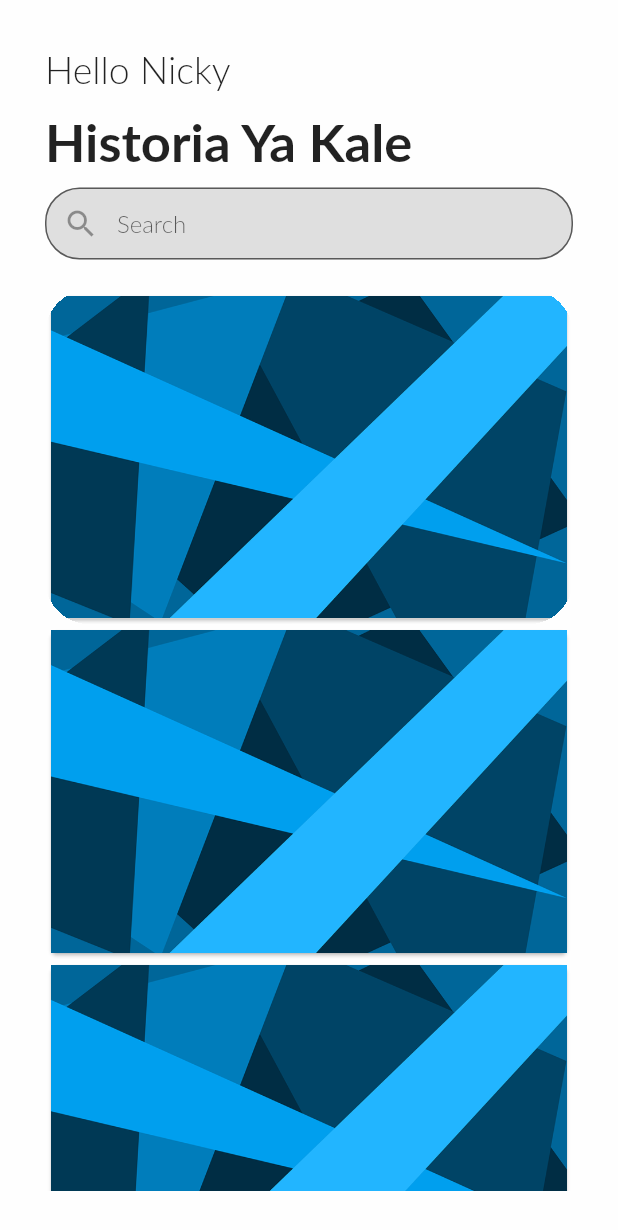
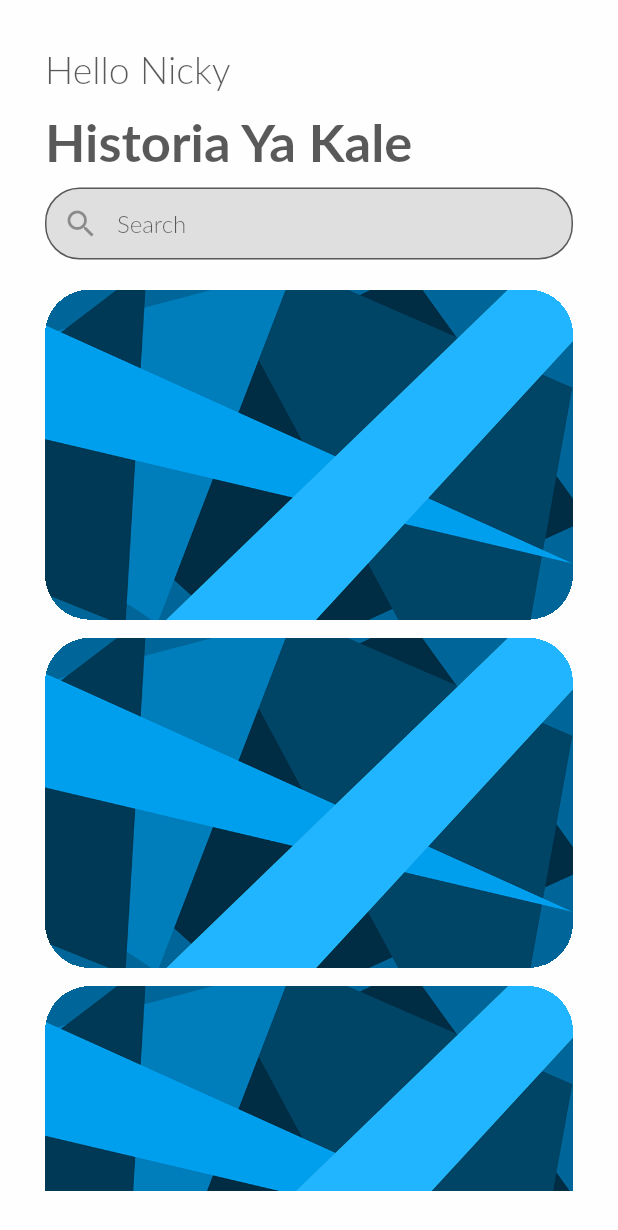
Before and after one commit to nickyrabit/FlutterHeroAnimationExample, a Flutter app: the screen it shows after launch, on a phone screen of 412 x 824 dp. Shown: the top 1230 px of the screen. Run offline on Flutter 3.47's test engine with Material 2 defaults, Android fonts, the phone set to English and light mode, and no system bars.

Commit message:
adding opacity in text

```diff
--- a/lib/main.dart
+++ b/lib/main.dart
@@ -1,6 +1,6 @@
 import 'package:flutter/material.dart';
 import 'package:flutter_nav_routes/search_screen.dart';
-
+import 'package:flutter_nav_routes/tile_screen_one.dart';
 
 //initializing variables
 var imageAsset = new Image.asset('assets/nav_header_backgournd.png');
@@ -14,6 +14,11 @@ void main(){
   ));
 }
 
+
+final paddingSide  =  Padding(
+  padding: EdgeInsets.only(bottom: 12),
+
+);
 
 
 
@@ -42,10 +47,13 @@ class MyStatelessWidget extends StatelessWidget{
             children: <Widget>[
 
 
-              new Text('Hello Nicky', style: TextStyle(fontFamily: 'Lato',fontSize: 25),),
+              new Text('Hello Nicky', style: TextStyle(fontFamily: 'Lato',fontSize: 25, color: Colors.black.withOpacity(0.65)),
+                      ),
               new Container(
                   padding: EdgeInsets.only(top: 10.0,bottom: 10.0),
-                  child: new Text('Historia Ya Kale', style: TextStyle(fontFamily: 'Lato',fontSize: 35, fontWeight: FontWeight.bold), )
+                  child: new Text('Historia Ya Kale', style: TextStyle(fontFamily: 'Lato',fontSize: 35, fontWeight: FontWeight.bold,
+                      color: Colors.black.withOpacity(0.65)
+                                  ), )
 
               )
               ,
@@ -99,52 +107,77 @@ class MyStatelessWidget extends StatelessWidget{
 ),
              **/
                 //getting image from local
-              ClipRRect(
+              Hero(
+                tag: "tile_one",
+                child: ClipRRect(
+                      borderRadius:BorderRadius.circular(30.0),
+                      clipBehavior: Clip.hardEdge,
+                child: GestureDetector(
+                  onTap: (){
+                    //opening a new screen
+                    Navigator.push(
+                        context,
+                        MaterialPageRoute(builder: (context) => FirstTileWidget())
+                    );}
+                  ,
+                    child: Image.asset("assets/nav_header_backgournd.png"),
+                  ),
+                )
+                  ,
+              )
 
-                borderRadius:BorderRadius.circular(30.0),
-                clipBehavior: Clip.hardEdge,
 
-                child: Card(
+              ,
+          paddingSide,
+
+           ClipRRect(
+            borderRadius:BorderRadius.circular(30.0),
+            clipBehavior: Clip.hardEdge,
+            child: GestureDetector(
                   child: Image.asset("assets/nav_header_backgournd.png"),
 
                 ),
               )
 ,
+              paddingSide,
                 //getting image from local
-              ClipRect(
-                child: Card(
+              ClipRRect(
+                borderRadius:BorderRadius.circular(30.0),
+                clipBehavior: Clip.hardEdge,
+                child: GestureDetector(
                   child: Image.asset("assets/nav_header_backgournd.png"),
 
                 ),
               )
 ,
+              paddingSide,
                 //getting image from local
-              ClipRect(
-                child: Card(
+              ClipRRect(
+                borderRadius:BorderRadius.circular(30.0),
+                clipBehavior: Clip.hardEdge,
+                child: GestureDetector(
                   child: Image.asset("assets/nav_header_backgournd.png"),
 
                 ),
               )
 ,
+              paddingSide,
                 //getting image from local
-              ClipRect(
-                child: Card(
+              ClipRRect(
+                borderRadius:BorderRadius.circular(30.0),
+                clipBehavior: Clip.hardEdge,
+                child: GestureDetector(
                   child: Image.asset("assets/nav_header_backgournd.png"),
 
                 ),
               )
 ,
+              paddingSide,
                 //getting image from local
-              ClipRect(
-                child: Card(
-                  child: Image.asset("assets/nav_header_backgournd.png"),
-
-                ),
-              )
-,
-                //getting image from local
-              ClipRect(
-                child: Card(
+              ClipRRect(
+                borderRadius:BorderRadius.circular(30.0),
+                clipBehavior: Clip.hardEdge,
+                child: GestureDetector(
                   child: Image.asset("assets/nav_header_backgournd.png"),
 
                 ),
--- /dev/null
+++ b/lib/tile_screen_one.dart
@@ -0,0 +1,51 @@
+import "package:flutter/material.dart";
+import 'package:flutter_nav_routes/main.dart';
+class FirstTileWidget extends StatelessWidget{
+  @override
+  Widget build(BuildContext context) {
+    // TODO: implement build
+    return SafeArea(
+
+      child: Scaffold(
+        body:Container(
+          child: new Column(
+
+            children: <Widget>[
+              Hero(
+                tag: "tile_one",
+
+                child: Image.asset("assets/nav_header_backgournd.png"),
+
+
+              ),
+
+
+              paddingSide,
+              paddingSide,
+
+
+              new Text("This is the First Tile Clicked",maxLines: 1,style: TextStyle(fontFamily: 'Lato',fontSize: 35,color: Colors.blue),textAlign: TextAlign.center,),
+               new Icon(Icons.lightbulb_outline, color: Colors.blue, size: 100,)
+
+
+
+            ],
+
+
+          ),
+
+
+        )
+
+
+
+
+      ),
+
+
+    );
+  }
+
+
+
+}
```
